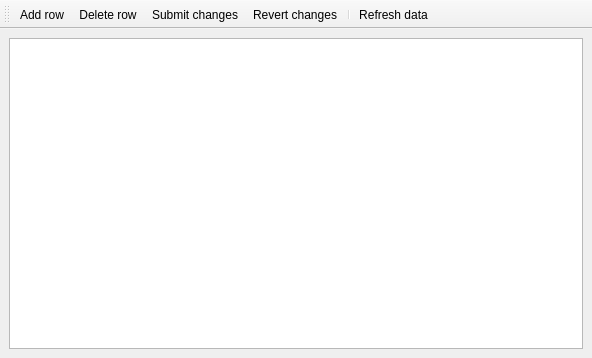
The window that tablebrowserwindow.ui (CuriousCrow/polymorph-sql) describes before a commit, drawn with Qt 5.
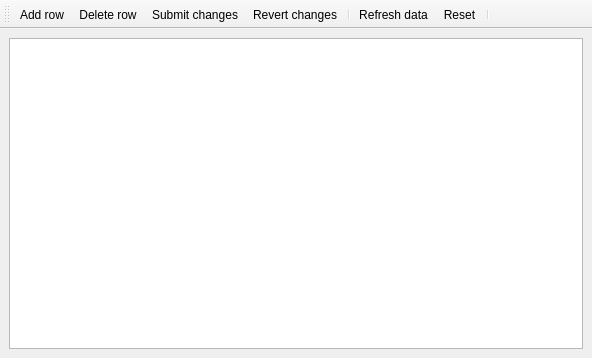
The same window after the commit. Icons and pictures are not drawn.

Commit message: Draft implementation of value filter on table browser. Table filtration implemented by new class SqlFilterManager. Not opening table/view by Ctrl+Click error fixed. queryeditorwindow.cpp: More infomative autocompleter pop view.

```diff
--- a/tablebrowserwindow.ui
+++ b/tablebrowserwindow.ui
@@ -43,6 +43,8 @@
    <addaction name="aRevert"/>
    <addaction name="separator"/>
    <addaction name="aRefresh"/>
+   <addaction name="aResetFilters"/>
+   <addaction name="separator"/>
   </widget>
   <action name="aAddRow">
    <property name="icon">
@@ -106,6 +108,16 @@
     <string>Set NULL</string>
    </property>
   </action>
+  <action name="aAddValueFilter">
+   <property name="text">
+    <string>Add value filter</string>
+   </property>
+  </action>
+  <action name="aResetFilters">
+   <property name="text">
+    <string>Reset</string>
+   </property>
+  </action>
  </widget>
  <resources>
   <include location="icons.qrc"/>
```
The commit also changes 12 other files.
